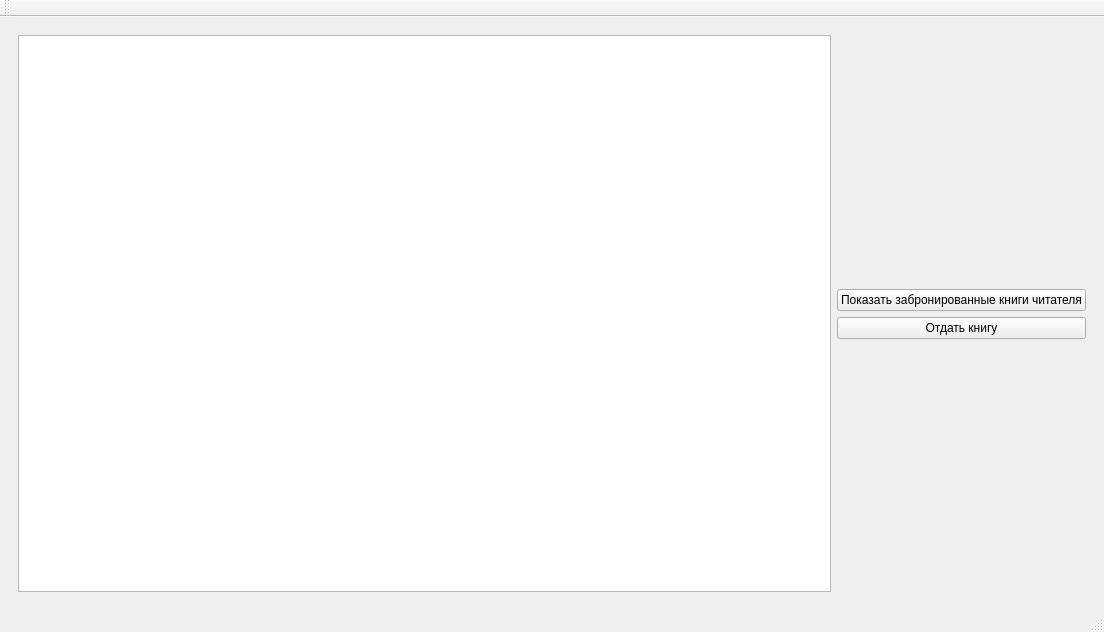
Before: the Qt Designer form mainwindow.ui in Matvey-Makaro/DBMS-Library, drawn with Qt 5.
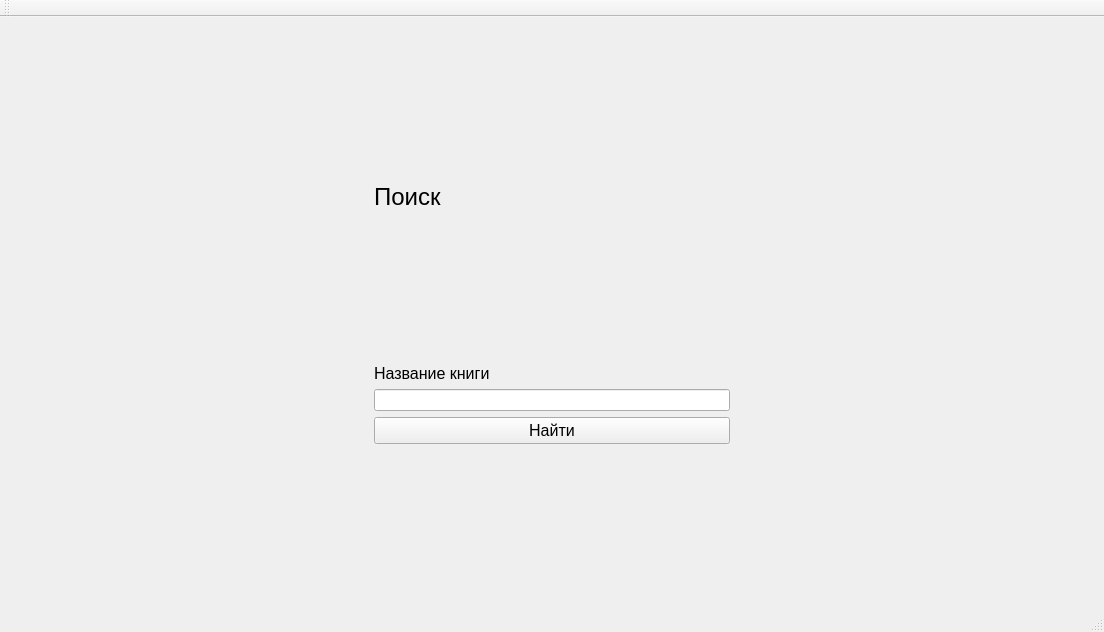
After: the same form once the commit is applied. The open tabs and pages were chosen to show the change.

Commit message: Add work_with_booked_book.

```diff
--- a/mainwindow.ui
+++ b/mainwindow.ui
@@ -943,7 +943,14 @@
           <item>
            <widget class="QPushButton" name="pushButton_26">
             <property name="text">
-             <string>Отдать книгу</string>
+             <string>Выдать книгу</string>
+            </property>
+           </widget>
+          </item>
+          <item>
+           <widget class="QPushButton" name="work_with_booked_book_back_btn">
+            <property name="text">
+             <string>Назад</string>
             </property>
            </widget>
           </item>
@@ -1188,6 +1195,195 @@
         </item>
        </layout>
       </widget>
+      <widget class="QWidget" name="find_book_page">
+       <layout class="QHBoxLayout" name="horizontalLayout_12">
+        <item>
+         <spacer name="horizontalSpacer_17">
+          <property name="orientation">
+           <enum>Qt::Horizontal</enum>
+          </property>
+          <property name="sizeHint" stdset="0">
+           <size>
+            <width>40</width>
+            <height>20</height>
+           </size>
+          </property>
+         </spacer>
+        </item>
+        <item>
+         <layout class="QVBoxLayout" name="verticalLayout_15">
+          <item>
+           <spacer name="verticalSpacer_24">
+            <property name="orientation">
+             <enum>Qt::Vertical</enum>
+            </property>
+            <property name="sizeHint" stdset="0">
+             <size>
+              <width>20</width>
+              <height>40</height>
+             </size>
+            </property>
+           </spacer>
+          </item>
+          <item>
+           <widget class="QLabel" name="label_21">
+            <property name="font">
+             <font>
+              <pointsize>18</pointsize>
+             </font>
+            </property>
+            <property name="text">
+             <string>Поиск</string>
+            </property>
+           </widget>
+          </item>
+          <item>
+           <spacer name="verticalSpacer_22">
+            <property name="orientation">
+             <enum>Qt::Vertical</enum>
+            </property>
+            <property name="sizeHint" stdset="0">
+             <size>
+              <width>20</width>
+              <height>40</height>
+             </size>
+            </property>
+           </spacer>
+          </item>
+          <item>
+           <widget class="QLabel" name="label_20">
+            <property name="font">
+             <font>
+              <pointsize>12</pointsize>
+             </font>
+            </property>
+            <property name="text">
+             <string>Название книги</string>
+            </property>
+           </widget>
+          </item>
+          <item>
+           <widget class="QLineEdit" name="book_name_in_find_book_page_line_edit"/>
+          </item>
+          <item>
+           <widget class="QPushButton" name="find_book_btn">
+            <property name="font">
+             <font>
+              <pointsize>12</pointsize>
+             </font>
+            </property>
+            <property name="text">
+             <string>Найти</string>
+            </property>
+           </widget>
+          </item>
+          <item>
+           <spacer name="verticalSpacer_23">
+            <property name="orientation">
+             <enum>Qt::Vertical</enum>
+            </property>
+            <property name="sizeHint" stdset="0">
+             <size>
+              <width>20</width>
+              <height>40</height>
+             </size>
+            </property>
+           </spacer>
+          </item>
+         </layout>
+        </item>
+        <item>
+         <spacer name="horizontalSpacer_18">
+          <property name="orientation">
+           <enum>Qt::Horizontal</enum>
+          </property>
+          <property name="sizeHint" stdset="0">
+           <size>
+            <width>40</width>
+            <height>20</height>
+           </size>
+          </property>
+         </spacer>
+        </item>
+       </layout>
+      </widget>
+      <widget class="QWidget" name="enter_reader_id_page">
+       <layout class="QHBoxLayout" name="horizontalLayout_13">
+        <item>
+         <spacer name="horizontalSpacer_19">
+          <property name="orientation">
+           <enum>Qt::Horizontal</enum>
+          </property>
+          <property name="sizeHint" stdset="0">
+           <size>
+            <width>40</width>
+            <height>20</height>
+           </size>
+          </property>
+         </spacer>
+        </item>
+        <item>
+         <layout class="QVBoxLayout" name="verticalLayout_16">
+          <item>
+           <spacer name="verticalSpacer_25">
+            <property name="orientation">
+             <enum>Qt::Vertical</enum>
+            </property>
+            <property name="sizeHint" stdset="0">
+             <size>
+              <width>20</width>
+              <height>40</height>
+             </size>
+            </property>
+           </spacer>
+          </item>
+          <item>
+           <widget class="QLabel" name="label_22">
+            <property name="text">
+             <string>Введите id читателя</string>
+            </property>
+           </widget>
+          </item>
+          <item>
+           <widget class="QLineEdit" name="enter_reader_id_line_edit"/>
+          </item>
+          <item>
+           <widget class="QPushButton" name="enter_reader_id_btn">
+            <property name="text">
+             <string>Показать</string>
+            </property>
+           </widget>
+          </item>
+          <item>
+           <spacer name="verticalSpacer_26">
+            <property name="orientation">
+             <enum>Qt::Vertical</enum>
+            </property>
+            <property name="sizeHint" stdset="0">
+             <size>
+              <width>20</width>
+              <height>40</height>
+             </size>
+            </property>
+           </spacer>
+          </item>
+         </layout>
+        </item>
+        <item>
+         <spacer name="horizontalSpacer_20">
+          <property name="orientation">
+           <enum>Qt::Horizontal</enum>
+          </property>
+          <property name="sizeHint" stdset="0">
+           <size>
+            <width>40</width>
+            <height>20</height>
+           </size>
+          </property>
+         </spacer>
+        </item>
+       </layout>
+      </widget>
      </widget>
     </item>
    </layout>
```
Left out of the diff: 26 changed lines with no effect on the pictures. The commit also changes 4 other files.
